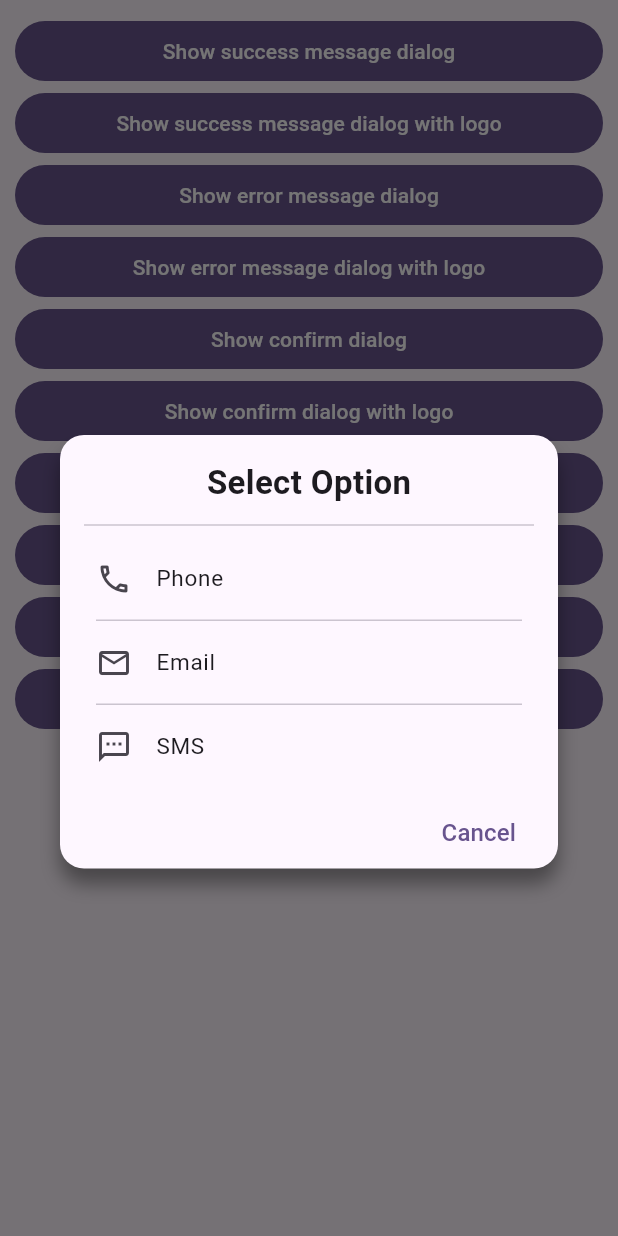
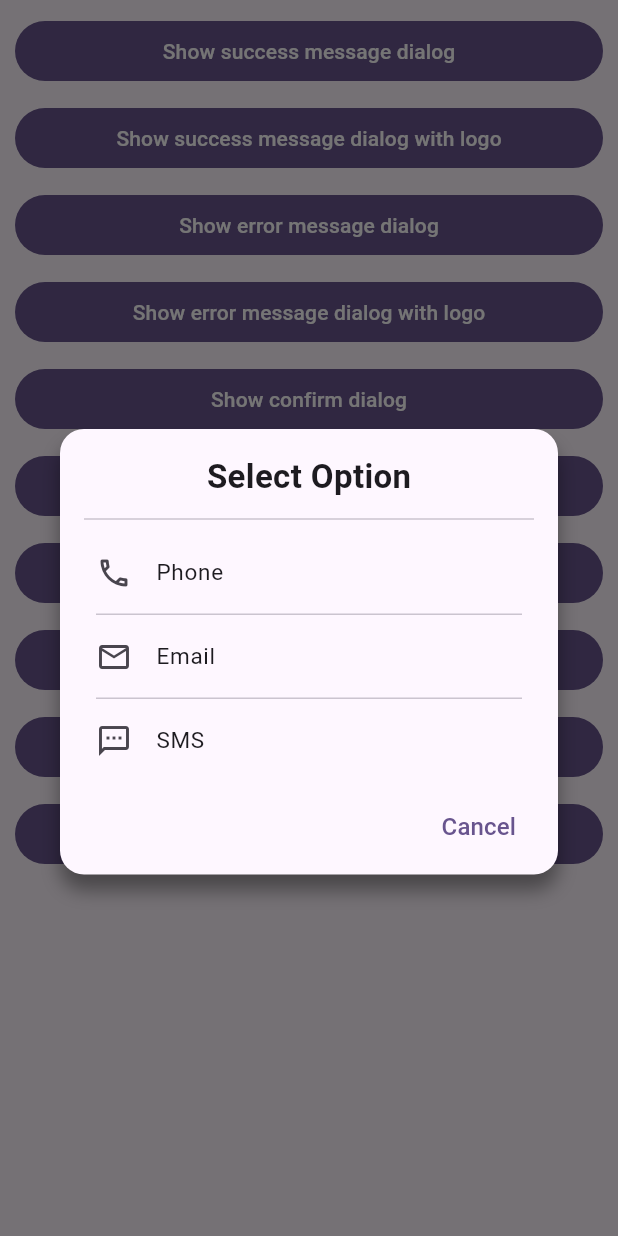
Before and after one commit to sangvaleap/flutter_custom_dialog, a Flutter app: the screen it shows after launch, after a tap on "Show select option dialog", on a phone screen of 412 x 824 dp. Run offline on Flutter 3.47's test engine with Material 3 defaults, Android fonts, the phone set to English and light mode, and no system bars.

Commit message:
updated layout

```diff
--- a/example/lib/main.dart
+++ b/example/lib/main.dart
@@ -42,6 +42,7 @@ class MyHomePage extends StatelessWidget {
               },
               child: const Text("Show success message dialog"),
             ),
+            const SizedBox(height: 10),
             FilledButton(
               onPressed: () {
                 CustomDialog.showMessageDialog(
@@ -53,6 +54,7 @@ class MyHomePage extends StatelessWidget {
               },
               child: const Text("Show success message dialog with logo"),
             ),
+            const SizedBox(height: 10),
             FilledButton(
               onPressed: () {
                 CustomDialog.showMessageDialog(
@@ -63,6 +65,7 @@ class MyHomePage extends StatelessWidget {
               },
               child: const Text("Show error message dialog"),
             ),
+            const SizedBox(height: 10),
             FilledButton(
               onPressed: () {
                 CustomDialog.showMessageDialog(
@@ -74,6 +77,7 @@ class MyHomePage extends StatelessWidget {
               },
               child: const Text("Show error message dialog with logo"),
             ),
+            const SizedBox(height: 10),
             FilledButton(
               onPressed: () {
                 CustomDialog.showConfirmDialog(
@@ -87,6 +91,7 @@ class MyHomePage extends StatelessWidget {
               },
               child: const Text("Show confirm dialog"),
             ),
+            const SizedBox(height: 10),
             FilledButton(
               onPressed: () {
                 CustomDialog.showConfirmDialog(
@@ -101,6 +106,7 @@ class MyHomePage extends StatelessWidget {
               },
               child: const Text("Show confirm dialog with logo"),
             ),
+            const SizedBox(height: 10),
             FilledButton(
               onPressed: () {
                 CustomDialog.showSelectionDialog(
@@ -117,6 +123,7 @@ class MyHomePage extends StatelessWidget {
               },
               child: const Text("Show select option dialog"),
             ),
+            const SizedBox(height: 10),
             FilledButton(
               onPressed: () {
                 CustomDialog.showSelectionDialog(
@@ -134,6 +141,7 @@ class MyHomePage extends StatelessWidget {
               },
               child: const Text("Show select option dialog with logo"),
             ),
+            const SizedBox(height: 10),
             FilledButton(
               onPressed: () {
                 CustomDialog.showInputDialog(
@@ -151,6 +159,7 @@ class MyHomePage extends StatelessWidget {
               },
               child: const Text("Show input dialog"),
             ),
+            const SizedBox(height: 10),
             FilledButton(
               onPressed: () {
                 CustomDialog.showInputDialog(
--- a/lib/src/custom_confirm_dialog.dart
+++ b/lib/src/custom_confirm_dialog.dart
@@ -22,7 +22,7 @@ class CustomConfirmDialog extends StatelessWidget {
   Widget build(BuildContext context) {
     return Dialog(
       shape: RoundedRectangleBorder(
-        borderRadius: BorderRadius.circular(AppConstant.padding),
+        borderRadius: BorderRadius.circular(AppConstant.dialogPadding),
       ),
       elevation: 0,
       backgroundColor: Colors.transparent,
--- a/lib/src/custom_input_dialog.dart
+++ b/lib/src/custom_input_dialog.dart
@@ -23,7 +23,7 @@ class CustomInputDialog extends StatelessWidget {
   Widget build(BuildContext context) {
     return Dialog(
       shape: RoundedRectangleBorder(
-        borderRadius: BorderRadius.circular(AppConstant.padding),
+        borderRadius: BorderRadius.circular(AppConstant.dialogPadding),
       ),
       elevation: 0,
       backgroundColor: Colors.transparent,
--- a/lib/src/custom_message_dialog.dart
+++ b/lib/src/custom_message_dialog.dart
@@ -26,7 +26,7 @@ class CustomMessgeDialog extends StatelessWidget {
     _DialogModel dialogType = _getDialogType(type);
     return Dialog(
       shape: RoundedRectangleBorder(
-        borderRadius: BorderRadius.circular(AppConstant.padding),
+        borderRadius: BorderRadius.circular(AppConstant.dialogPadding),
       ),
       elevation: 0,
       backgroundColor: Colors.transparent,
--- a/lib/src/custom_selection_dailog.dart
+++ b/lib/src/custom_selection_dailog.dart
@@ -23,7 +23,7 @@ class CustomSelectionDialog extends StatelessWidget {
   Widget build(BuildContext context) {
     return Dialog(
       shape: RoundedRectangleBorder(
-        borderRadius: BorderRadius.circular(AppConstant.padding),
+        borderRadius: BorderRadius.circular(AppConstant.dialogPadding),
       ),
       elevation: 0,
       backgroundColor: Colors.transparent,
@@ -58,7 +58,7 @@ class CustomSelectionDialog extends StatelessWidget {
       itemBuilder: (_, index) {
         var option = options[index];
         return ListTile(
-          contentPadding: const EdgeInsets.symmetric(horizontal: AppConstant.padding / 2),
+          contentPadding: const EdgeInsets.symmetric(horizontal: AppConstant.dialogPadding / 2),
           leading: option.icon != null ? Icon(option.icon) : null,
           title: Text(option.text, style: const TextStyle(fontSize: 15)),
           onTap: () {
@@ -68,7 +68,7 @@ class CustomSelectionDialog extends StatelessWidget {
         );
       },
       separatorBuilder: (_, __) => const Padding(
-        padding: EdgeInsets.symmetric(horizontal: AppConstant.padding / 2),
+        padding: EdgeInsets.symmetric(horizontal: AppConstant.dialogPadding / 2),
         child: Divider(height: 0),
       ),
       itemCount: options.length,
--- a/lib/src/dialog_box.dart
+++ b/lib/src/dialog_box.dart
@@ -1,5 +1,8 @@
+import 'dart:io';
+
 import 'package:custom_dialog/src/dialog_logo.dart';
 import 'package:custom_dialog/src/utils/app_constant.dart';
+import 'package:flutter/foundation.dart';
 import 'package:flutter/material.dart';
 
 class DialogBox extends StatelessWidget {
@@ -32,19 +35,22 @@ class DialogBox extends StatelessWidget {
   }
 
   Widget _buildContent(context) {
+    var bottomPadding =
+        !kIsWeb && (Platform.isIOS || Platform.isAndroid) ? AppConstant.dialogPadding / 2 : AppConstant.dialogPadding;
     return ConstrainedBox(
       constraints: BoxConstraints(minWidth: minWidth ?? 200, maxWidth: maxWidth),
       child: Container(
-        padding: EdgeInsets.only(
-          left: AppConstant.padding,
-          top: assetLogo != null ? (AppConstant.dialogLogoSize / 2) + AppConstant.padding : AppConstant.padding,
-          right: AppConstant.padding,
+        padding: EdgeInsets.fromLTRB(
+          AppConstant.dialogPadding,
+          assetLogo != null ? (AppConstant.dialogLogoSize / 2) + AppConstant.dialogPadding : AppConstant.dialogPadding,
+          AppConstant.dialogPadding,
+          bottomPadding,
         ),
         margin: const EdgeInsets.only(top: (AppConstant.dialogLogoSize / 2)),
         decoration: BoxDecoration(
           shape: BoxShape.rectangle,
           color: Theme.of(context).scaffoldBackgroundColor,
-          borderRadius: BorderRadius.circular(AppConstant.padding),
+          borderRadius: BorderRadius.circular(AppConstant.dialogPadding),
           boxShadow: const [
             BoxShadow(color: Colors.black38, offset: Offset(0, 10), blurRadius: 10),
           ],
--- a/lib/src/dialog_logo.dart
+++ b/lib/src/dialog_logo.dart
@@ -8,8 +8,8 @@ class DialogLogo extends StatelessWidget {
   @override
   Widget build(BuildContext context) {
     return Positioned(
-      left: AppConstant.padding,
-      right: AppConstant.padding,
+      left: AppConstant.dialogPadding,
+      right: AppConstant.dialogPadding,
       child: Container(
         width: AppConstant.dialogLogoSize,
         height: AppConstant.dialogLogoSize,
--- a/lib/src/utils/app_constant.dart
+++ b/lib/src/utils/app_constant.dart
@@ -1,6 +1,6 @@
 class AppConstant {
   /// The padding of the dialog
-  static const double padding = 16;
+  static const double dialogPadding = 16;
 
   /// The padding of the dialog
   static const double dialogLogoSize = 90;
```
